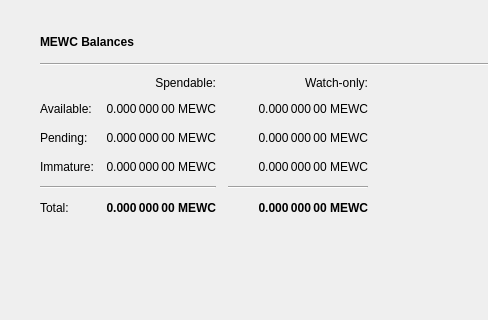
Before: the Qt Designer form src/qt/forms/overviewpage.ui in cdonnachie/Slimecoin, drawn with Qt 5; both pictures show x 0 to 488 and y 0 to 320 of the 1343 by 759 pixel window.
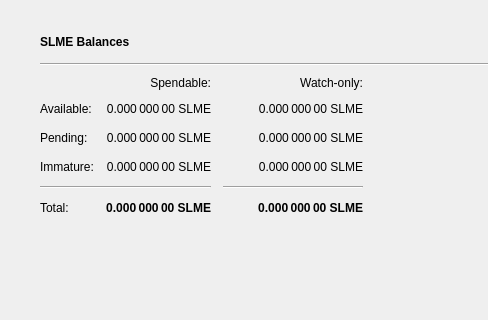
After: the same form once the commit is applied. Icons and pictures are not drawn.

```diff
--- a/src/qt/forms/overviewpage.ui
+++ b/src/qt/forms/overviewpage.ui
@@ -115,7 +115,7 @@
                  </font>
                 </property>
                 <property name="text">
-                 <string>MEWC Balances</string>
+                 <string>SLME Balances</string>
                 </property>
                </widget>
               </item>
@@ -197,7 +197,7 @@
                  <string>Mined balance in watch-only addresses that has not yet matured</string>
                 </property>
                 <property name="text">
-                 <string notr="true">0.000 000 00 MEWC</string>
+                 <string notr="true">0.000 000 00 SLME</string>
                 </property>
                 <property name="alignment">
                  <set>Qt::AlignRight|Qt::AlignTrailing|Qt::AlignVCenter</set>
@@ -242,7 +242,7 @@
                  <string>Your current balance in watch-only addresses</string>
                 </property>
                 <property name="text">
-                 <string notr="true">0.000 000 00 MEWC</string>
+                 <string notr="true">0.000 000 00 SLME</string>
                 </property>
                 <property name="alignment">
                  <set>Qt::AlignRight|Qt::AlignTrailing|Qt::AlignVCenter</set>
@@ -267,7 +267,7 @@
                  <string>Total of transactions that have yet to be confirmed, and do not yet count toward the spendable balance</string>
                 </property>
                 <property name="text">
-                 <string notr="true">0.000 000 00 MEWC</string>
+                 <string notr="true">0.000 000 00 SLME</string>
                 </property>
                 <property name="alignment">
                  <set>Qt::AlignRight|Qt::AlignTrailing|Qt::AlignVCenter</set>
@@ -328,7 +328,7 @@
                  <string>Current total balance in watch-only addresses</string>
                 </property>
                 <property name="text">
-                 <string notr="true">0.000 000 00 MEWC</string>
+                 <string notr="true">0.000 000 00 SLME</string>
                 </property>
                 <property name="alignment">
                  <set>Qt::AlignRight|Qt::AlignTrailing|Qt::AlignVCenter</set>
@@ -370,7 +370,7 @@
                  <string>Your current total balance</string>
                 </property>
                 <property name="text">
-                 <string notr="true">0.000 000 00 MEWC</string>
+                 <string notr="true">0.000 000 00 SLME</string>
                 </property>
                 <property name="alignment">
                  <set>Qt::AlignRight|Qt::AlignTrailing|Qt::AlignVCenter</set>
@@ -395,7 +395,7 @@
                  <string>Your current spendable balance</string>
                 </property>
                 <property name="text">
-                 <string notr="true">0.000 000 00 MEWC</string>
+                 <string notr="true">0.000 000 00 SLME</string>
                 </property>
                 <property name="alignment">
                  <set>Qt::AlignRight|Qt::AlignTrailing|Qt::AlignVCenter</set>
@@ -434,7 +434,7 @@
                  <string>Mined balance that has not yet matured</string>
                 </property>
                 <property name="text">
-                 <string notr="true">0.000 000 00 MEWC</string>
+                 <string notr="true">0.000 000 00 SLME</string>
                 </property>
                 <property name="alignment">
                  <set>Qt::AlignRight|Qt::AlignTrailing|Qt::AlignVCenter</set>
@@ -459,7 +459,7 @@
                  <string>Unconfirmed transactions to watch-only addresses</string>
                 </property>
                 <property name="text">
-                 <string notr="true">0.000 000 00 MEWC</string>
+                 <string notr="true">0.000 000 00 SLME</string>
                 </property>
                 <property name="alignment">
                  <set>Qt::AlignRight|Qt::AlignTrailing|Qt::AlignVCenter</set>
```
Left out of the diff: 8 changed lines with no effect on the pictures.
